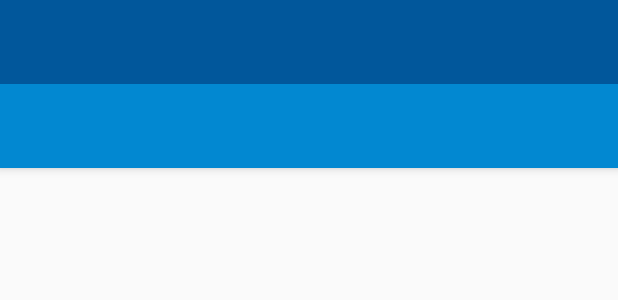
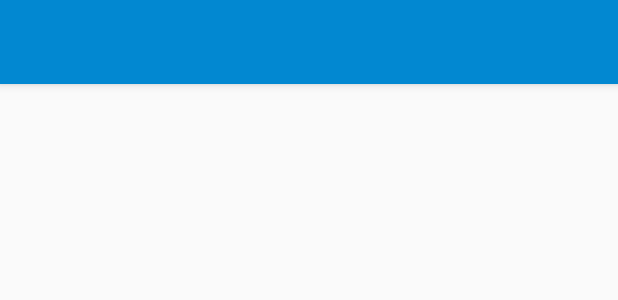
Before and after one commit to mancha97/GameNews, an Android app: the layout home_activity.xml on its own in the app's theme, with its tools: preview values and no code run, on a phone screen of 412 x 824 dp. Shown: the top 300 px of the screen. Run offline under Robolectric (Android 15) with nearby library versions, the phone set to English and light mode, and no system bars.

Commit message:
Implementing drawer

```diff
--- a/app/src/main/java/com/valle00018316/gamenews/LoginActivity.java
+++ b/app/src/main/java/com/valle00018316/gamenews/LoginActivity.java
@@ -9,6 +9,7 @@ import android.os.Bundle;
 import android.support.v7.app.AppCompatActivity;
 import android.util.Log;
 import android.view.View;
+import android.view.WindowManager;
 import android.widget.Button;
 import android.widget.EditText;
 import android.widget.TextView;
@@ -55,7 +56,8 @@ public class LoginActivity extends AppCompatActivity {
             }
         });
 
-
+        getWindow().setSoftInputMode(
+                WindowManager.LayoutParams.SOFT_INPUT_STATE_ALWAYS_HIDDEN);
     }
 
     public void login() {
--- a/app/src/main/res/layout/content_layout.xml
+++ b/app/src/main/res/layout/content_layout.xml
@@ -17,7 +17,7 @@
         android:background="?attr/colorPrimary"
         android:elevation="4dp"
 
-        android:theme="@style/ThemeOverlay.AppCompat.Dark.ActionBar"
+
         app:popupTheme="@style/ThemeOverlay.AppCompat.Light" />
 
     <!-- Resto de la interfaz de usuario -->
--- a/app/src/main/res/layout/home_activity.xml
+++ b/app/src/main/res/layout/home_activity.xml
@@ -6,7 +6,7 @@
     android:id="@+id/drawerLayout"
     android:layout_width="match_parent"
     android:layout_height="match_parent"
-
+    android:theme="@style/AppTheme"
     android:fitsSystemWindows="true"
     android:orientation="vertical"
     tools:context="com.valle00018316.gamenews.HomeActivity">
--- a/app/src/main/res/menu/drawer_menu.xml
+++ b/app/src/main/res/menu/drawer_menu.xml
@@ -1,31 +1,44 @@
 <?xml version="1.0" encoding="utf-8"?>
 <menu xmlns:android="http://schemas.android.com/apk/res/android">
 
-    <group android:checkableBehavior="single">
+    <group>
+
+        <item
+            android:id="@+id/item0"
+            android:icon="@drawable/newspaper"
+            android:title="Home"
+            />
 
         <item
             android:id="@+id/item1"
-            android:icon="@drawable/ic_launcher_background"
-            android:title="Favoritos"/>
+            android:icon="@drawable/fav"
+            android:title="Fav"/>
         <item
             android:id="@+id/item2"
-            android:icon="@drawable/ic_launcher_background"
-            android:title="News">
+
+            android:title="Games">
             <menu>
 
             </menu>
         </item>
 
-        <item
-            android:id="@+id/item3"
-            android:icon="@drawable/ic_launcher_background"
-            android:title="Settings"/>
 
         <item
-            android:id="@+id/item4"
-            android:icon="@drawable/ic_launcher_background"
-            android:title="Log out"/>
+            android:title="Other Options">
+            <menu>
+                <item
+                    android:id="@+id/item3"
+                    android:icon="@drawable/settings"
+                    android:title="Settings"/>
+
+                <item
+                    android:id="@+id/item4"
+                    android:icon="@drawable/logout"
+                    android:title="Log Out"/>
+            </menu>
+        </item>
+
+    </group>
 
 
-    </group>
 </menu>
--- a/app/src/main/res/values/colors.xml
+++ b/app/src/main/res/values/colors.xml
@@ -6,4 +6,5 @@
     <color name="white">#ffffff</color>
     <color name="black">#000</color>
     <color name="grey">#757575</color>
+    <color name="nall">#00ffffff</color>
 </resources>
--- a/app/src/main/res/values/styles.xml
+++ b/app/src/main/res/values/styles.xml
@@ -1,20 +1,25 @@
 <resources>
 
     <!-- Base application theme. -->
-    <style name="AppTheme" parent="Theme.AppCompat.Light.DarkActionBar">
+    <style name="AppTheme" parent="Theme.AppCompat.Light.NoActionBar">
         <!-- Customize your theme here. -->
         <item name="colorPrimary">@color/colorPrimary</item>
         <item name="colorPrimaryDark">@color/colorPrimaryDark</item>
         <item name="colorAccent">@color/colorAccent</item>
-
+        <!--<item name="colorControlNormal">@color/grey</item>-->
+        <item name="colorControlActivated">@color/colorPrimary</item>
+        <item name="colorControlHighlight">@color/nall</item>
+        <!--<item name="android:textColorHint">@color/grey</item>-->
+        <!--<item name="android:textColorHighlight">@color/black</item>-->
+        <item name="android:selectAllOnFocus">@color/colorAccent</item>
     </style>
 
-    <style name="aa" parent="Theme.AppCompat.Light.NoActionBar">
+<!--    <style name="aa" parent="Theme.AppCompat.Light.NoActionBar">
         <item name="colorControlNormal">@color/grey</item>
         <item name="colorControlActivated">@color/colorPrimaryDark</item>
         <item name="colorControlHighlight">@color/colorPrimaryDark</item>
         <item name="colorAccent">@color/colorAccent</item>
         <item name="android:textColorHint">@color/grey</item>
-    </style>
+    </style>-->
 
 </resources>
```
Also changed, not shown: app/src/main/java/com/valle00018316/gamenews/HomeActivity.java (+46 -20 lines), app/src/main/res/layout/activity_login.xml (+32 -22 lines).
